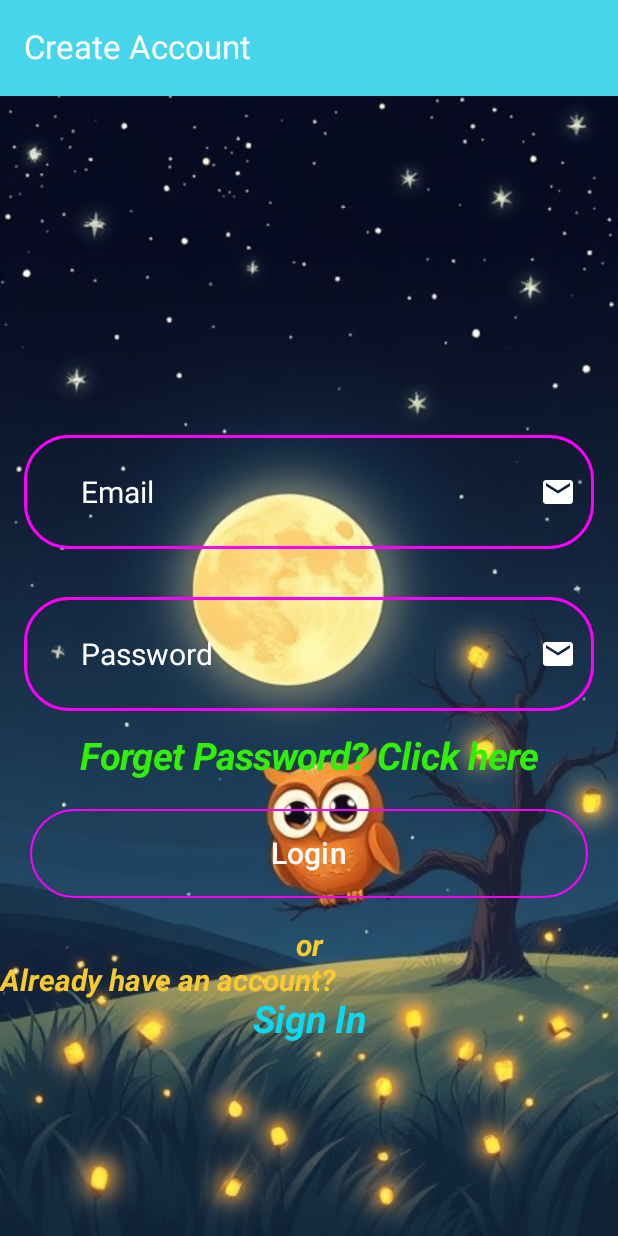
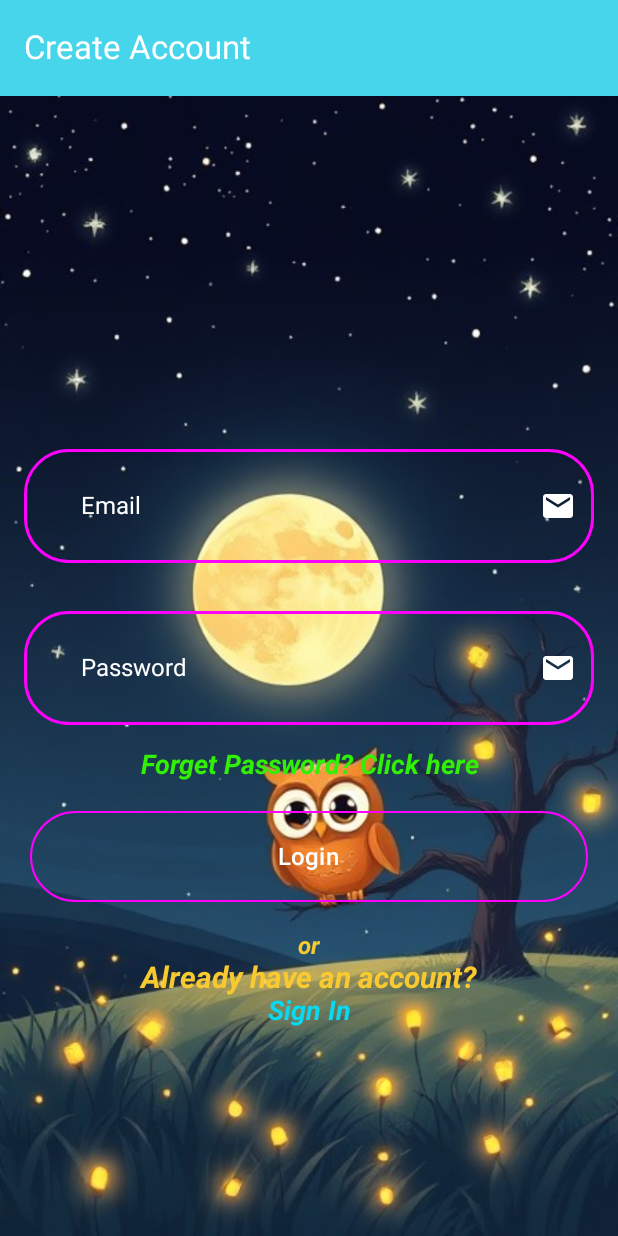
Before and after one commit to Amit-kumar80844/SleepHelperApp, an Android app built with Jetpack Compose: the @Preview function LoginScreenPreview, on a phone screen of 412 x 824 dp. Run offline under Robolectric (Android 15) with nearby library versions, the phone set to English and light mode, and no system bars.

Commit message:
Fix some ui and move to main part`

```diff
--- a/app/build.gradle.kts
+++ b/app/build.gradle.kts
@@ -63,7 +63,7 @@ dependencies {
     implementation(libs.androidx.material3.v120)
     implementation(libs.material3)
     implementation( libs.androidx.hilt.navigation.compose)
-
+    implementation(libs.kotlinx.coroutines.android)
     testImplementation(libs.junit)
     androidTestImplementation(libs.androidx.junit)
     androidTestImplementation(libs.androidx.espresso.core)
--- a/app/src/main/java/com/example/sleephelperapp/presentation/common/CustomTextField.kt
+++ b/app/src/main/java/com/example/sleephelperapp/presentation/common/CustomTextField.kt
@@ -35,7 +35,7 @@ fun CustomTextField(
     onTextChange: (String) -> Unit,
     borderColor: Color = Color.Magenta,
     borderWidth: Int = 2,
-    fontSize: Int = 20,
+    fontSize: Int = 16,
     textColor: Color = Color.White,
     keyboardOptions: KeyboardOptions = KeyboardOptions.Default,
     placeholder: String ="",
@@ -48,6 +48,7 @@ fun CustomTextField(
                 shape = RoundedCornerShape(30.dp)
             )
             .padding(horizontal = 12.dp, vertical = 10.dp)
+
     ) {
         Row(
             verticalAlignment = Alignment.CenterVertically
@@ -59,6 +60,7 @@ fun CustomTextField(
             }
             TextField(
                 keyboardOptions=keyboardOptions,
+                placeholder = { Text(text = placeholder, color = Color.Black, fontSize = fontSize.sp) },
                 value = text,
                 onValueChange = onTextChange,
                 modifier = Modifier.weight(1f),
@@ -97,7 +99,7 @@ fun CustomTextField(
 @Composable
 fun CustomTextFieldPreview() {
     // To preview the TextField, you need to maintain its state (the text value)
-    var textState by remember { mutableStateOf("AMIT KUMAR") }
+    var textState by remember { mutableStateOf("") }
 
     CustomTextField(
         text = textState,
@@ -109,5 +111,6 @@ fun CustomTextFieldPreview() {
         },
         borderColor = Color.Blue,
         textColor = Color.Black,
+        placeholder = "amit"
     )
 }
--- a/app/src/main/java/com/example/sleephelperapp/presentation/navigation/NavGraph.kt
+++ b/app/src/main/java/com/example/sleephelperapp/presentation/navigation/NavGraph.kt
@@ -5,7 +5,7 @@ import androidx.navigation.NavHostController
 import androidx.navigation.compose.NavHost
 import androidx.navigation.compose.composable
 import com.example.sleephelperapp.presentation.common.SplashScreen
-import com.example.sleephelperapp.presentation.screen.Authentication.Login
+import com.example.sleephelperapp.presentation.screen.Authentfication.Login
 import com.example.sleephelperapp.presentation.screen.Authentication.Registration
 
 @Composable
--- a/app/src/main/java/com/example/sleephelperapp/presentation/screen/Authentication/Forget_password.kt
+++ b/app/src/main/java/com/example/sleephelperapp/presentation/screen/Authentication/Forget_password.kt
@@ -31,6 +31,7 @@ import com.example.sleephelperapp.R
 import com.example.sleephelperapp.presentation.common.CustomButton
 import com.example.sleephelperapp.presentation.common.CustomTextField
 import com.example.sleephelperapp.presentation.common.Top_Bar
+import com.example.sleephelperapp.presentation.screen.Authentfication.NonClickableText
 
 @Composable
 fun Forget_password(navigator: NavHostController){
--- a/app/src/main/java/com/example/sleephelperapp/presentation/screen/Authentication/Sign_in.kt
+++ b/app/src/main/java/com/example/sleephelperapp/presentation/screen/Authentication/Sign_in.kt
@@ -1,4 +1,4 @@
-package com.example.sleephelperapp.presentation.screen.Authentication
+package com.example.sleephelperapp.presentation.screen.Authentfication
 
 import android.widget.Toast
 import androidx.compose.foundation.Image
@@ -33,11 +33,11 @@ import com.example.sleephelperapp.presentation.common.*
 
 @Composable
 fun Login(navigator: NavHostController) {
-    LoginScreen(navigator , hiltViewModel())
+    LoginScreen(navigator /*, hiltViewModel()*/)
 }
 @OptIn(ExperimentalMaterial3Api::class)
 @Composable
-fun LoginScreen(navigator: NavHostController ,  viewModel: AuthViewModel) {
+fun LoginScreen(navigator: NavHostController /*,  viewModel: AuthViewModel*/) {
     Scaffold(
         topBar = {
             Top_Bar(navigator,"Create Account")
@@ -105,7 +105,7 @@ fun LoginScreen(navigator: NavHostController ,  viewModel: AuthViewModel) {
             // Login Button
             CustomButton(
                 text = "Login",
-                fontSize = 20,
+                fontSize = 16,
                 textColor = Color.White,
                 buttonColor = Color.Transparent,
                 transparency = 1f,
@@ -116,7 +116,9 @@ fun LoginScreen(navigator: NavHostController ,  viewModel: AuthViewModel) {
                     .fillMaxHeight(0.15f)
                     .border(1.dp, Color.Magenta, RoundedCornerShape(50)),
                 onClick = {
+/*
                     viewModel.signInWithEmail(email = email.value, password = password.value , confirmPassword = password.value)
+*/
                     // Validation and navigation logic
                     navigator.navigate("home") // Backend login process can be added here
                 }
@@ -128,7 +130,7 @@ fun LoginScreen(navigator: NavHostController ,  viewModel: AuthViewModel) {
                 textAlign = TextAlign.Center,
                 fontWeight = FontWeight.Bold,
                 fontStyle = FontStyle.Italic,
-                fontSize = 20.sp
+                fontSize = 16.sp
             )
 
     /*        CustomButton(
@@ -150,7 +152,7 @@ fun LoginScreen(navigator: NavHostController ,  viewModel: AuthViewModel) {
             )*/
 
             // Already Have an Account
-            NonClickableText(text = "Already have an account?")
+            NonClickableText(text = "Already have an account?", modifier = Modifier.fillMaxWidth())
             // Sign In
             ClickableText(
                 text = "Sign In",
@@ -174,7 +176,7 @@ fun ClickableText(
         textAlign = TextAlign.Center,
         fontWeight = FontWeight.Bold,
         fontStyle = FontStyle.Italic,
-        fontSize = 25.sp
+        fontSize = 18.sp
     )
 }
 @Composable
@@ -200,8 +202,8 @@ fun Forgetpassword(navigator: NavHostController){
         text = "Forget Password? Click here",
         modifier = Modifier
             .clickable {
+                Toast.makeText(context, "Check your Registered email " + "  Email", Toast.LENGTH_LONG).show()
                 navigator.navigate("ForgetPassword")
-                Toast.makeText(context, "Check your Registere   " + "  Email", Toast.LENGTH_LONG).show()
             }
             .fillMaxWidth(),
         color = Color(0xFF32EF06)
@@ -211,5 +213,5 @@ fun Forgetpassword(navigator: NavHostController){
 @Composable
 @Preview
 fun LoginScreenPreview() {
-    LoginScreen(navigator = NavHostController(LocalContext.current) , hiltViewModel())
+    LoginScreen(navigator = NavHostController(LocalContext.current) ,/* hiltViewModel()*/)
 }
--- a/gradle/libs.versions.toml
+++ b/gradle/libs.versions.toml
@@ -8,6 +8,7 @@ coreKtx = "1.16.0"
 junit = "4.13.2"
 junitVersion = "1.2.1"
 espressoCore = "3.6.1"
+kotlinxCoroutinesAndroid = "1.7.3"
 lifecycleRuntimeKtx = "2.9.0"
 activityCompose = "1.10.1"
 composeBom = "2025.05.00"
@@ -43,6 +44,7 @@ androidx-ui-test-manifest = { group = "androidx.compose.ui", name = "ui-test-man
 androidx-ui-test-junit4 = { group = "androidx.compose.ui", name = "ui-test-junit4" }
 androidx-material3 = { group = "androidx.compose.material3", name = "material3" }
 firebase-auth = { group = "com.google.firebase", name = "firebase-auth", version.ref = "firebaseAuth" }
+kotlinx-coroutines-android = { module = "org.jetbrains.kotlinx:kotlinx-coroutines-android", version.ref = "kotlinxCoroutinesAndroid" }
 material3 = { module = "androidx.compose.material3:material3", version.ref = "material3" }
 androidx-credentials = { group = "androidx.credentials", name = "credentials", version.ref = "credentials" }
 androidx-credentials-play-services-auth = { group = "androidx.credentials", name = "credentials-play-services-auth", version.ref = "credentialsPlayServicesAuth" }
```
Also changed, not shown: app/src/main/java/com/example/sleephelperapp/presentation/common/LinearProgressIndicator.kt (added, +47 -0 lines), app/src/main/java/com/example/sleephelperapp/presentation/screen/Authentication/AuthViewModel.kt (+33 -10 lines), app/src/main/java/com/example/sleephelperapp/presentation/screen/Authentication/sign_up.kt (+35 -5 lines).
